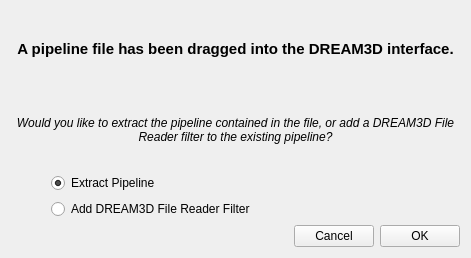
Above: Source/QtSupportLib/UI_Files/FileDragMessageBox.ui from BlueQuartzSoftware/SIMPLView before the change. Below: the same form after it.
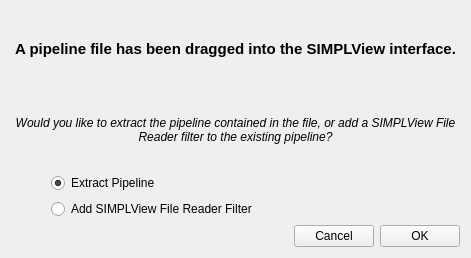
That is the form after the change.

Commit message: First commit of compiling sources based on the latest SIMPL repository. Compiles and Packages on OS X.

The edit to the form file:
```diff
--- a/Source/QtSupportLib/UI_Files/FileDragMessageBox.ui
+++ b/Source/QtSupportLib/UI_Files/FileDragMessageBox.ui
@@ -38,7 +38,7 @@
         </font>
        </property>
        <property name="text">
-        <string>A pipeline file has been dragged into the DREAM3D interface.</string>
+        <string>A pipeline file has been dragged into the SIMPLView interface.</string>
        </property>
        <property name="alignment">
         <set>Qt::AlignCenter</set>
@@ -56,7 +56,7 @@
         </font>
        </property>
        <property name="text">
-        <string>Would you like to extract the pipeline contained in the file, or add a DREAM3D File Reader filter to the existing pipeline?</string>
+        <string>Would you like to extract the pipeline contained in the file, or add a SIMPLView File Reader filter to the existing pipeline?</string>
        </property>
        <property name="alignment">
         <set>Qt::AlignCenter</set>
@@ -133,7 +133,7 @@
        <item>
         <widget class="QRadioButton" name="addFilterRadioBtn">
          <property name="text">
-          <string>Add DREAM3D File Reader Filter</string>
+          <string>Add SIMPLView File Reader Filter</string>
          </property>
         </widget>
        </item>
```
The commit also changes 436 other files.
